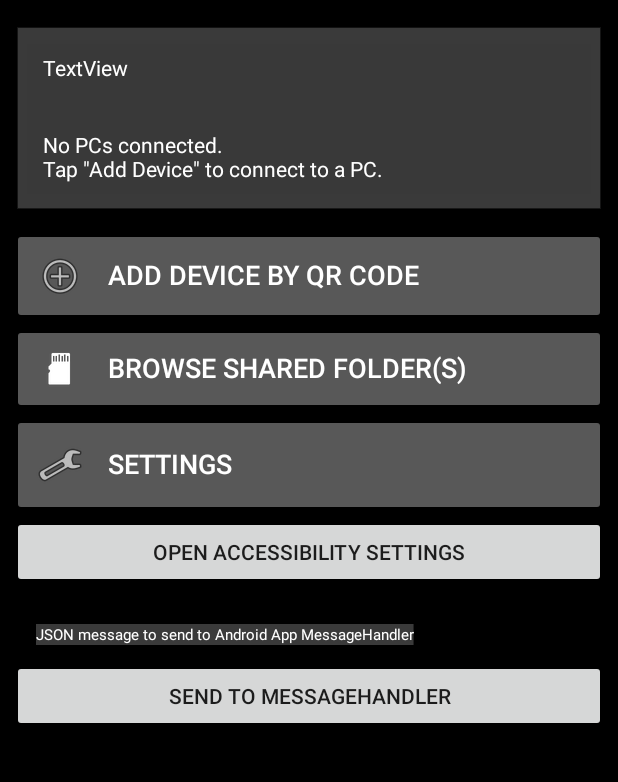
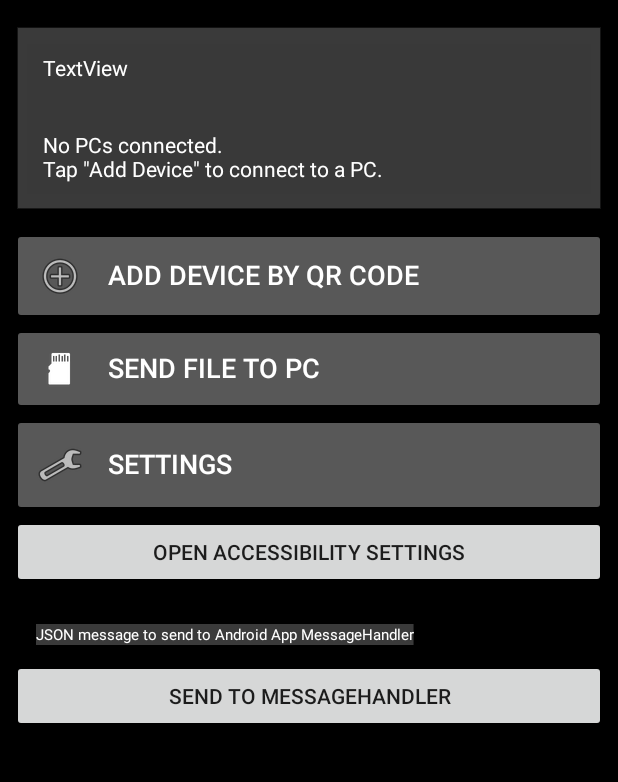
Before and after one commit to TheoLeeCJ/Lynx, an Android app: the layout activity_main.xml on its own in the app's theme, with its tools: preview values and no code run, on a phone screen of 412 x 824 dp, the part 127-909 px from its top. Run offline under Robolectric (Android 15) with nearby library versions, the phone set to English and light mode, and no system bars.

Commit message:
send screenstream_request appropriately

```diff
--- a/android-app/app/src/main/res/layout/activity_main.xml
+++ b/android-app/app/src/main/res/layout/activity_main.xml
@@ -172,7 +172,7 @@
 				android:onClick="showFilePicker"
 				android:padding="18dp"
 				android:paddingStart="20dp"
-				android:text="Browse Shared Folder(s)"
+				android:text="Send File to PC"
 				android:textAlignment="textStart"
 				android:textColor="#FFFFFF"
 				android:textSize="18sp" />
```
Also changed, not shown: android-app/app/src/main/java/com/lynx/dev/BackgroundService.java (+16 -0 lines).
